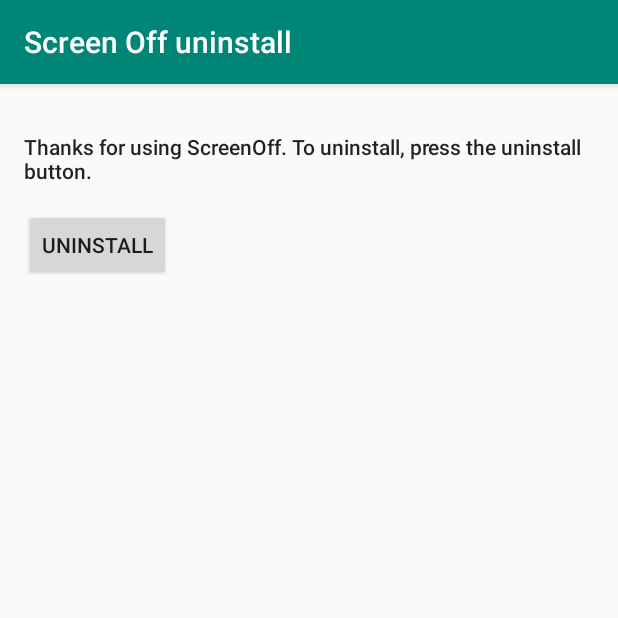
After one commit to brian1143/ScreenOff, an Android app: the UninstallActivity screen opened directly, with no data from a screen before it, on a phone screen of 412 x 824 dp, the top half of it. The commit adds this screen. Run offline under Robolectric (Android 15) with nearby library versions, the phone set to English and light mode, and no system bars.

Commit message:
Add uninstall app shortcut.

```diff
--- a/app/src/main/java/app/phhuang/screenoff/MainActivity.kt
+++ b/app/src/main/java/app/phhuang/screenoff/MainActivity.kt
@@ -10,11 +10,9 @@
 import android.util.Log
 
 class MainActivity : AppCompatActivity() {
-    private lateinit var devicePolicyManager: DevicePolicyManager
-
     override fun onCreate(savedInstanceState: Bundle?) {
         super.onCreate(savedInstanceState)
-        devicePolicyManager = getSystemService(Context.DEVICE_POLICY_SERVICE) as DevicePolicyManager
+        val devicePolicyManager = getSystemService(Context.DEVICE_POLICY_SERVICE) as DevicePolicyManager
         val componentName = ComponentName(this, AdminReceiver::class.java)
         if (devicePolicyManager.isAdminActive(componentName)) {
             Log.i("debug", "admin is active")
--- /dev/null
+++ b/app/src/main/java/app/phhuang/screenoff/UninstallActivity.kt
@@ -0,0 +1,33 @@
+package app.phhuang.screenoff
+
+import android.app.admin.DevicePolicyManager
+import android.content.ComponentName
+import android.content.Context
+import android.content.Intent
+import android.net.Uri
+import android.os.Bundle
+import android.support.v7.app.AppCompatActivity
+import android.util.Log
+import android.view.View
+
+class UninstallActivity : AppCompatActivity() {
+    override fun onCreate(savedInstanceState: Bundle?) {
+        super.onCreate(savedInstanceState)
+        setContentView(R.layout.activity_uninstall)
+    }
+
+    fun onUninstallClicked(view: View) {
+        Log.i("debug", "on uninstall clicked")
+        val devicePolicyManager = getSystemService(Context.DEVICE_POLICY_SERVICE) as DevicePolicyManager
+        val componentName = ComponentName(this, AdminReceiver::class.java)
+        if (devicePolicyManager.isAdminActive(componentName)) {
+            Log.i("debug", "admin is active")
+            devicePolicyManager.removeActiveAdmin(componentName)
+        } else {
+            Log.i("debug", "admin is inactive")
+            val intent = Intent(Intent.ACTION_DELETE, Uri.parse("package:$packageName"))
+            startActivity(intent)
+        }
+        finish()
+    }
+}
--- /dev/null
+++ b/app/src/main/res/layout/activity_uninstall.xml
@@ -0,0 +1,37 @@
+<?xml version="1.0" encoding="utf-8"?>
+<android.support.constraint.ConstraintLayout xmlns:android="http://schemas.android.com/apk/res/android"
+    xmlns:app="http://schemas.android.com/apk/res-auto"
+    xmlns:tools="http://schemas.android.com/tools"
+    android:layout_width="match_parent"
+    android:layout_height="match_parent"
+    tools:context=".UninstallActivity">
+
+    <TextView
+        android:id="@+id/tv_message"
+        android:layout_width="0dp"
+        android:layout_height="wrap_content"
+        android:layout_marginStart="16dp"
+        android:layout_marginLeft="16dp"
+        android:layout_marginTop="32dp"
+        android:layout_marginEnd="16dp"
+        android:layout_marginRight="16dp"
+        android:text="@string/uninstall_message"
+        android:textAppearance="@style/TextAppearance.AppCompat.Body2"
+        app:layout_constraintEnd_toEndOf="parent"
+        app:layout_constraintStart_toStartOf="parent"
+        app:layout_constraintTop_toTopOf="parent" />
+
+    <Button
+        android:id="@+id/btn_uninstall"
+        style="@style/Widget.AppCompat.Button"
+        android:layout_width="wrap_content"
+        android:layout_height="wrap_content"
+        android:layout_marginStart="16dp"
+        android:layout_marginLeft="16dp"
+        android:layout_marginTop="16dp"
+        android:onClick="onUninstallClicked"
+        android:text="@string/btn_uninstall"
+        app:layout_constraintStart_toStartOf="parent"
+        app:layout_constraintTop_toBottomOf="@+id/tv_message" />
+
+</android.support.constraint.ConstraintLayout>
```
Also changed, not shown: app/src/main/AndroidManifest.xml (+7 -2 lines), app/src/main/java/app/phhuang/screenoff/AdminReceiver.kt (+7 -0 lines), app/src/main/res/layout/activity_main.xml (deleted, +0 -18 lines), app/src/main/res/values/strings.xml (+7 -4 lines), app/src/main/res/xml/shortcuts.xml (added, +18 -0 lines), app/src/main/res/drawable-hdpi/ic_shortcut_settings.png (added), app/src/main/res/drawable-mdpi/ic_shortcut_settings.png (added), app/src/main/res/drawable-xhdpi/ic_shortcut_settings.png (added), app/src/main/res/drawable-xxhdpi/ic_shortcut_settings.png (added), app/src/main/res/drawable-xxxhdpi/ic_shortcut_settings.png (added).
